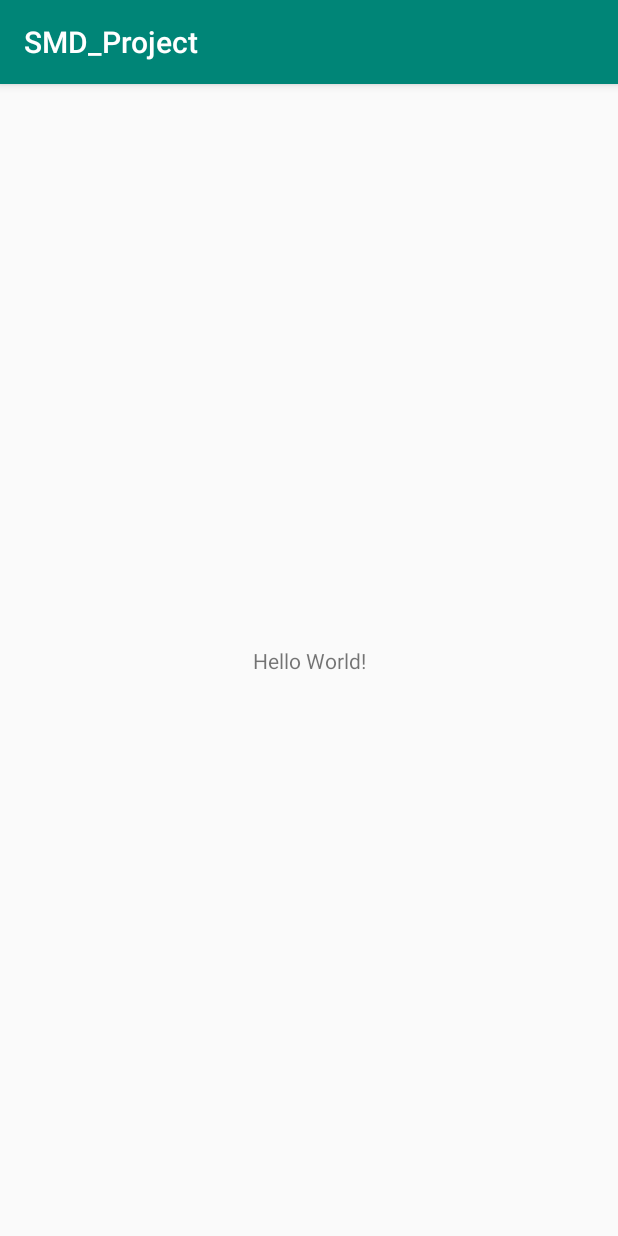
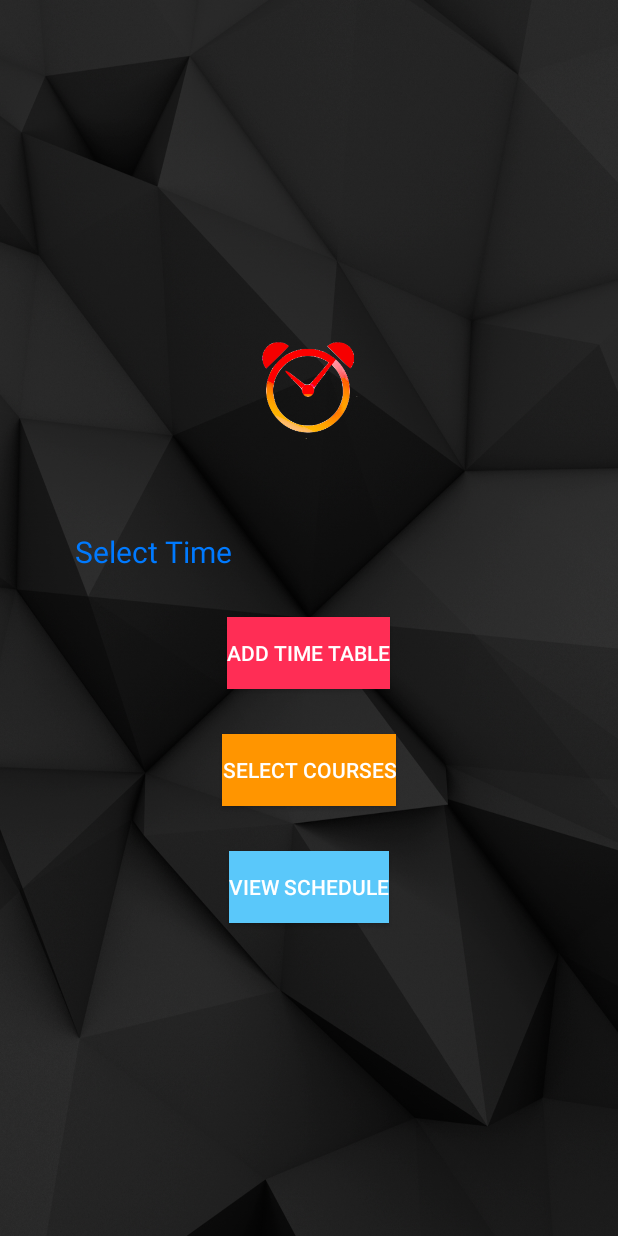
Before and after one commit to Faateh-Jarree/WheresMyClass, an Android app: the screen it shows after launch (MainActivity before the commit, Add_Table after it), on a phone screen of 412 x 824 dp. Run offline under Robolectric (Android 15) with nearby library versions, the phone set to English and light mode, and no system bars.

Commit message:
second commit: Jarree

```diff
--- a/app/src/main/AndroidManifest.xml
+++ b/app/src/main/AndroidManifest.xml
@@ -10,6 +10,10 @@
         android:supportsRtl="true"
         android:theme="@style/AppTheme">
         <activity android:name=".MainActivity">
+
+        </activity>
+        <activity android:name=".Add_Table"
+            android:theme="@style/Theme.AppCompat.NoActionBar">
             <intent-filter>
                 <action android:name="android.intent.action.MAIN" />
 
--- /dev/null
+++ b/app/src/main/java/com/droids/ffs/smd_project/Add_Table.java
@@ -0,0 +1,17 @@
+package com.droids.ffs.smd_project;
+
+import android.support.v7.app.AppCompatActivity;
+import android.os.Bundle;
+import android.view.Window;
+import android.view.WindowManager;
+
+public class Add_Table extends AppCompatActivity {
+
+    @Override
+    protected void onCreate(Bundle savedInstanceState) {
+        super.onCreate(savedInstanceState);
+        this.requestWindowFeature(Window.FEATURE_NO_TITLE);
+        this.getWindow().setFlags(WindowManager.LayoutParams.FLAG_FULLSCREEN, WindowManager.LayoutParams.FLAG_FULLSCREEN);
+        setContentView(R.layout.add_table);
+    }
+}
--- a/app/src/main/java/com/droids/ffs/smd_project/MainActivity.java
+++ b/app/src/main/java/com/droids/ffs/smd_project/MainActivity.java
@@ -11,5 +11,7 @@ public class MainActivity extends AppCompatActivity {
         super.onCreate(savedInstanceState);
         setContentView(R.layout.activity_main);
         Log.d("jarree", "onCreate: Helllo");
+        Log.d("Shiza","onCreate : H ello");
+
     }
 }
--- /dev/null
+++ b/app/src/main/res/font/helva.xml
@@ -0,0 +1,4 @@
+<?xml version="1.0" encoding="utf-8"?>
+<font-family xmlns:android="http://schemas.android.com/apk/res/android">
+
+</font-family>
--- /dev/null
+++ b/app/src/main/res/layout/add_table.xml
@@ -0,0 +1,57 @@
+<?xml version="1.0" encoding="utf-8"?>
+<android.support.constraint.ConstraintLayout xmlns:android="http://schemas.android.com/apk/res/android"
+    xmlns:app="http://schemas.android.com/apk/res-auto"
+    xmlns:tools="http://schemas.android.com/tools"
+    android:layout_width="match_parent"
+    android:layout_height="match_parent"
+    tools:context=".Add_Table"
+    android:background="@drawable/black_back">
+
+    <LinearLayout
+        android:layout_width="match_parent"
+        android:layout_height="match_parent"
+        android:orientation="vertical"
+        android:gravity="center">
+
+        <ImageView
+            android:layout_width="234dp"
+            android:layout_height="95dp"
+            android:layout_marginBottom="50dp"
+            android:src="@drawable/logo" />
+
+        <TextView
+            android:layout_width="wrap_content"
+            android:layout_height="wrap_content"
+            android:text="Select Time"
+            android:textSize="20dp"
+            android:layout_marginBottom="30dp"
+            android:textColor="#007AFF"
+            android:layout_gravity="left"
+            android:layout_marginLeft="50dp"/>
+
+        <Button
+            android:layout_width="wrap_content"
+            android:layout_height="wrap_content"
+            android:layout_marginBottom="30dp"
+            android:text="Add Time Table"
+            android:background="#FF2D55"/>
+
+        <Button
+            android:layout_width="wrap_content"
+            android:layout_height="wrap_content"
+            tools:layout_editor_absoluteX="0dp"
+            tools:layout_editor_absoluteY="124dp"
+            android:layout_marginBottom="30dp"
+            android:text="Select Courses"
+            android:background="#FF9500"/>
+
+        <Button
+            android:layout_width="wrap_content"
+            android:layout_height="wrap_content"
+            tools:layout_editor_absoluteX="0dp"
+            tools:layout_editor_absoluteY="60dp"
+            android:text="View Schedule"
+            android:background="#5AC8FA"/>
+    </LinearLayout>
+
+</android.support.constraint.ConstraintLayout>
```
Also changed, not shown: app/src/main/res/drawable/black_back.png (added), app/src/main/res/drawable/logo.png (added).
